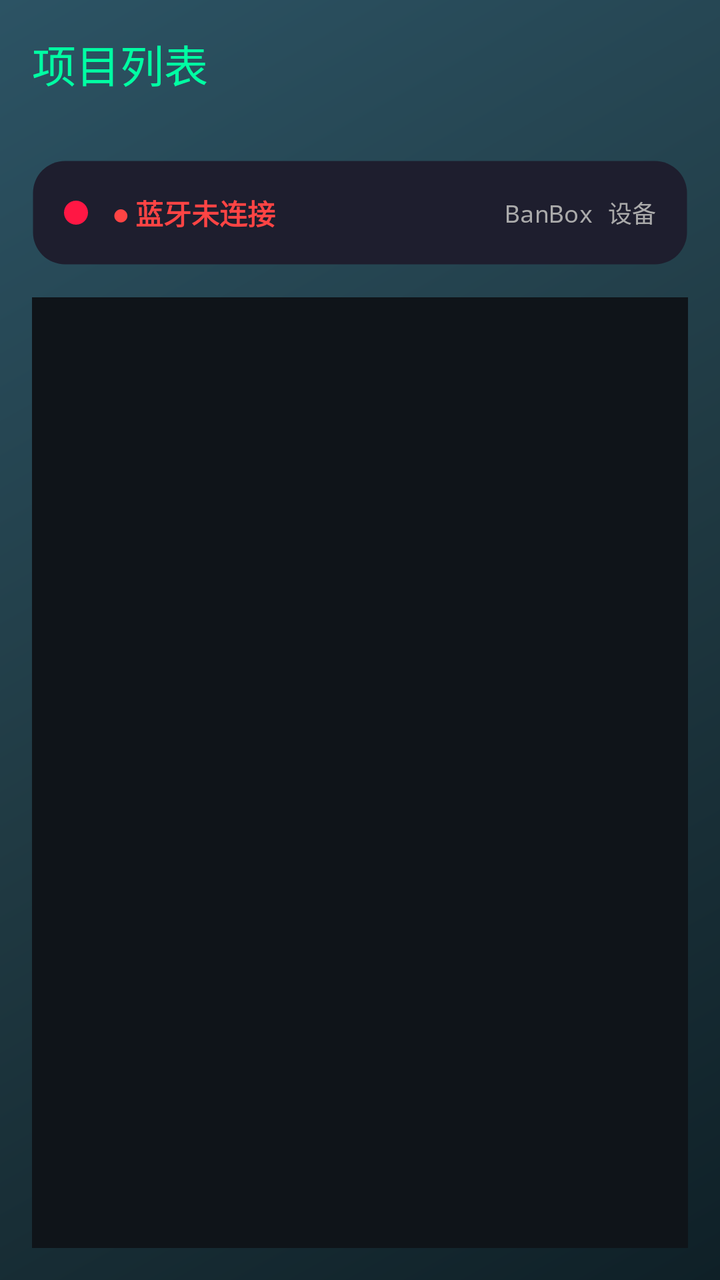
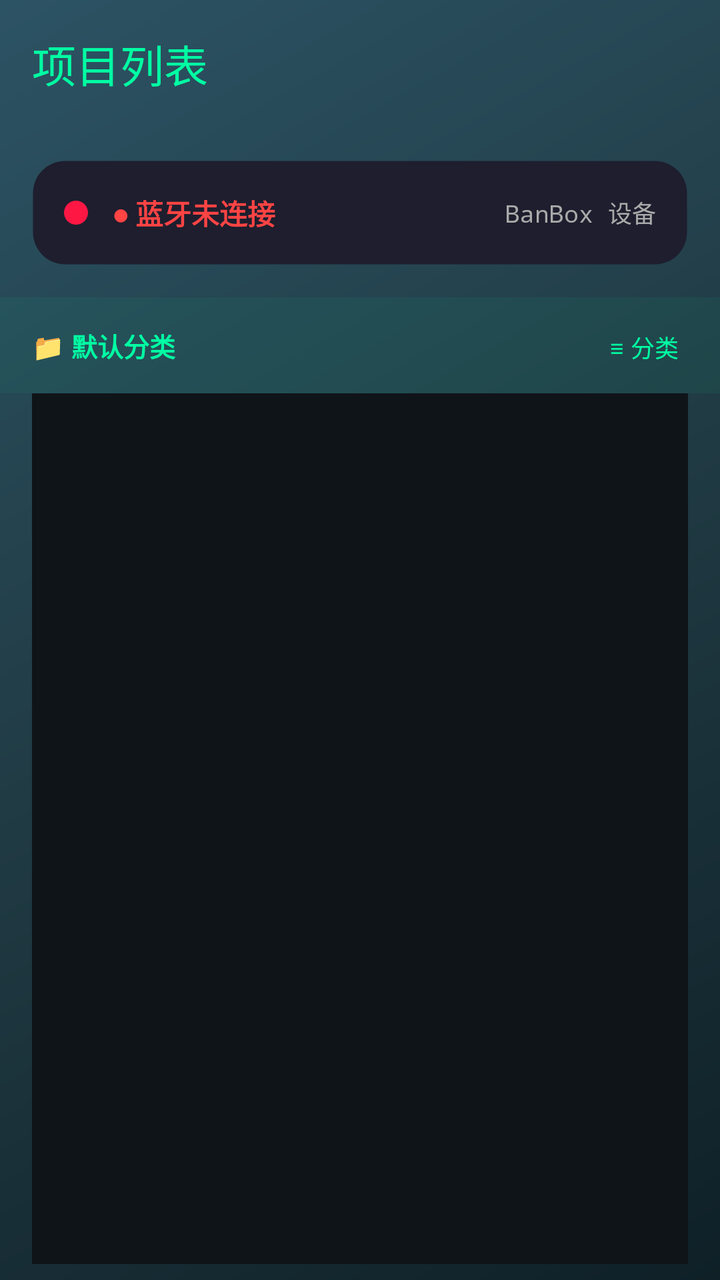

The first picture is an Android layout as it rendered before a commit; the second is the same layout after the commit. The layout source and the unified diff follow.
<!-- AndroidManifest.xml: application theme Theme.MyApplication -->
<!-- res/layout/activity_home_mecha.xml -->
<?xml version="1.0" encoding="utf-8"?>
<LinearLayout xmlns:android="http://schemas.android.com/apk/res/android"
    xmlns:app="http://schemas.android.com/apk/res-auto"
    android:layout_width="match_parent"
    android:layout_height="match_parent"
    android:orientation="vertical"
    android:background="@drawable/gradient_background">

    
    <androidx.appcompat.widget.Toolbar
        android:id="@+id/toolbar"
        android:layout_width="match_parent"
        android:layout_height="?attr/actionBarSize"
        android:background="@android:color/transparent"
        android:elevation="4dp"
        app:titleTextColor="#00FFA3"
        app:title="项目列表" />

    
    <LinearLayout
        android:layout_width="match_parent"
        android:layout_height="wrap_content"
        android:layout_margin="16dp"
        android:background="@drawable/card_background"
        android:orientation="horizontal"
        android:padding="16dp"
        android:elevation="6dp"
        android:gravity="center_vertical">

        <View
            android:id="@+id/status_indicator"
            android:layout_width="12dp"
            android:layout_height="12dp"
            android:background="@drawable/slider_thumb" />

        <TextView
            android:id="@+id/tv_bluetooth_status"
            android:layout_width="0dp"
            android:layout_height="wrap_content"
            android:layout_weight="1"
            android:layout_marginStart="12dp"
            android:text="● 蓝牙未连接"
            android:textColor="#FF4444"
            android:textSize="14sp"
            android:textStyle="bold" />

        <TextView
            android:id="@+id/tv_device_info"
            android:layout_width="wrap_content"
            android:layout_height="wrap_content"
            android:text="BanBox 设备"
            android:textColor="#AAAAAA"
            android:textSize="12sp"
            android:fontFamily="monospace" />
    </LinearLayout>

    
    <androidx.recyclerview.widget.RecyclerView
        android:id="@+id/rv_project_list"
        android:layout_width="match_parent"
        android:layout_height="0dp"
        android:layout_weight="1"
        android:layout_marginStart="16dp"
        android:layout_marginEnd="16dp"
        android:layout_marginBottom="16dp"
        android:background="#0F1419"
        android:padding="8dp"
        android:clipToPadding="false" />

    
    <LinearLayout
        android:id="@+id/export_panel"
        android:layout_width="match_parent"
        android:layout_height="wrap_content"
        android:padding="16dp"
        android:visibility="gone"
        android:background="@drawable/card_background"
        android:elevation="8dp"
        android:layout_gravity="bottom">

        <Button
            android:id="@+id/btn_export_selected"
            android:layout_width="match_parent"
            android:layout_height="56dp"
            android:text="导出选中项目"
            android:textColor="#FFFFFF"
            android:textSize="16sp"
            android:textStyle="bold"
            android:background="@drawable/button_glow"
            android:elevation="4dp" />
    </LinearLayout>

</LinearLayout>
<!-- resources referenced by this layout -->
<resources>
  <!-- drawable button_glow (drawable) -->
  <?xml version="1.0" encoding="utf-8"?>
  <selector xmlns:android="http://schemas.android.com/apk/res/android">
      
      <item android:state_enabled="false">
          <layer-list>
              <item>
                  <shape android:shape="rectangle">
                      <solid android:color="#3D3D3D" />
                      <corners android:radius="20dp" />
                  </shape>
              </item>
          </layer-list>
      </item>
      
      
      <item android:state_pressed="true">
          <layer-list>
              <item>
                  <shape android:shape="rectangle">
                      <solid android:color="#00AA66" />
                      <corners android:radius="20dp" />
                  </shape>
              </item>
          </layer-list>
      </item>
      
      
      <item>
          <layer-list>
              
              <item>
                  <shape android:shape="rectangle">
                      <solid android:color="#6000FFA3" />
                      <corners android:radius="22dp" />
                  </shape>
              </item>
              
              <item android:top="2dp" android:bottom="2dp" android:left="2dp" android:right="2dp">
                  <shape android:shape="rectangle">
                      <gradient
                          android:angle="135"
                          android:startColor="#00FFA3"
                          android:centerColor="#00CC88"
                          android:endColor="#009966"
                          android:type="linear" />
                      <corners android:radius="20dp" />
                  </shape>
              </item>
          </layer-list>
      </item>
  </selector>
  <!-- drawable card_background (drawable) -->
  <?xml version="1.0" encoding="utf-8"?>
  <shape xmlns:android="http://schemas.android.com/apk/res/android">
      <solid android:color="#1E1E2E" />
      <corners android:radius="16dp" />
      <stroke android:width="1dp" android:color="#00FFA340" />
  </shape>
  <!-- drawable gradient_background (drawable) -->
  <?xml version="1.0" encoding="utf-8"?>
  <shape xmlns:android="http://schemas.android.com/apk/res/android">
      <gradient
          android:angle="135"
          android:startColor="#0F2027"
          android:centerColor="#203A43"
          android:endColor="#2C5364"
          android:type="linear" />
  </shape>
  <!-- drawable slider_thumb (drawable) -->
  <?xml version="1.0" encoding="utf-8"?>
  <shape xmlns:android="http://schemas.android.com/apk/res/android">
      <solid android:color="#FF1744" />
      <corners android:radius="12dp" />
  </shape>
  <style name="Theme.MyApplication" parent="Base.Theme.MyApplication" />
  <style name="Base.Theme.MyApplication" parent="Theme.Material3.DayNight.NoActionBar">
          
          
      </style>
</resources>

<!-- the commit's change to res/layout/activity_home_mecha.xml (unified diff, before → after) -->
@@ -1,93 +1,223 @@
 <?xml version="1.0" encoding="utf-8"?>
-<LinearLayout xmlns:android="http://schemas.android.com/apk/res/android"
+<androidx.drawerlayout.widget.DrawerLayout
+    xmlns:android="http://schemas.android.com/apk/res/android"
     xmlns:app="http://schemas.android.com/apk/res-auto"
+    android:id="@+id/drawer_layout"
     android:layout_width="match_parent"
     android:layout_height="match_parent"
-    android:orientation="vertical"
-    android:background="@drawable/gradient_background">
-
-    
-    <androidx.appcompat.widget.Toolbar
-        android:id="@+id/toolbar"
-        android:layout_width="match_parent"
-        android:layout_height="?attr/actionBarSize"
-        android:background="@android:color/transparent"
-        android:elevation="4dp"
-        app:titleTextColor="#00FFA3"
-        app:title="项目列表" />
+    android:fitsSystemWindows="true">
 
     
     <LinearLayout
         android:layout_width="match_parent"
-        android:layout_height="wrap_content"
-        android:layout_margin="16dp"
-        android:background="@drawable/card_background"
-        android:orientation="horizontal"
-        android:padding="16dp"
-        android:elevation="6dp"
-        android:gravity="center_vertical">
-
-        <View
-            android:id="@+id/status_indicator"
-            android:layout_width="12dp"
-            android:layout_height="12dp"
-            android:background="@drawable/slider_thumb" />
-
-        <TextView
-            android:id="@+id/tv_bluetooth_status"
-            android:layout_width="0dp"
+        android:layout_height="match_parent"
+        android:orientation="vertical"
+        android:background="@drawable/gradient_background">
+
+        
+        <androidx.appcompat.widget.Toolbar
+            android:id="@+id/toolbar"
+            android:layout_width="match_parent"
+            android:layout_height="?attr/actionBarSize"
+            android:background="@android:color/transparent"
+            android:elevation="4dp"
+            app:titleTextColor="#00FFA3"
+            app:title="项目列表" />
+
+        
+        <LinearLayout
+            android:layout_width="match_parent"
             android:layout_height="wrap_content"
+            android:layout_margin="16dp"
+            android:background="@drawable/card_background"
+            android:orientation="horizontal"
+            android:padding="16dp"
+            android:elevation="6dp"
+            android:gravity="center_vertical">
+
+            <View
+                android:id="@+id/status_indicator"
+                android:layout_width="12dp"
+                android:layout_height="12dp"
+                android:background="@drawable/slider_thumb" />
+
+            <TextView
+                android:id="@+id/tv_bluetooth_status"
+                android:layout_width="0dp"
+                android:layout_height="wrap_content"
+                android:layout_weight="1"
+                android:layout_marginStart="12dp"
+                android:text="● 蓝牙未连接"
+                android:textColor="#FF4444"
+                android:textSize="14sp"
+                android:textStyle="bold" />
+
+            <TextView
+                android:id="@+id/tv_device_info"
+                android:layout_width="wrap_content"
+                android:layout_height="wrap_content"
+                android:text="BanBox 设备"
+                android:textColor="#AAAAAA"
+                android:textSize="12sp"
+                android:fontFamily="monospace" />
+        </LinearLayout>
+
+        
+        <LinearLayout
+            android:id="@+id/category_header"
+            android:layout_width="match_parent"
+            android:layout_height="48dp"
+            android:orientation="horizontal"
+            android:gravity="center_vertical"
+            android:paddingStart="16dp"
+            android:paddingEnd="8dp"
+            android:background="#0D00FFA3">
+
+            <TextView
+                android:id="@+id/tv_current_category"
+                android:layout_width="0dp"
+                android:layout_height="wrap_content"
+                android:layout_weight="1"
+                android:text="📁 默认分类"
+                android:textColor="#00FFA3"
+                android:textSize="13sp"
+                android:textStyle="bold"
+                android:maxLines="1"
+                android:ellipsize="end"
+                android:includeFontPadding="false" />
+
+            <Button
+                android:id="@+id/btn_toggle_drawer"
+                android:layout_width="wrap_content"
+                android:layout_height="36dp"
+                android:minWidth="60dp"
+                android:text="≡ 分类"
+                android:textColor="#00FFA3"
+                android:textSize="12sp"
+                android:background="@android:color/transparent"
+                android:paddingStart="6dp"
+                android:paddingEnd="6dp"/>
+        </LinearLayout>
+
+        
+        <androidx.recyclerview.widget.RecyclerView
+            android:id="@+id/rv_project_list"
+            android:layout_width="match_parent"
+            android:layout_height="0dp"
             android:layout_weight="1"
-            android:layout_marginStart="12dp"
-            android:text="● 蓝牙未连接"
-            android:textColor="#FF4444"
-            android:textSize="14sp"
-            android:textStyle="bold" />
-
-        <TextView
-            android:id="@+id/tv_device_info"
-            android:layout_width="wrap_content"
+            android:layout_marginStart="16dp"
+            android:layout_marginEnd="16dp"
+            android:layout_marginBottom="8dp"
+            android:background="#0F1419"
+            android:padding="8dp"
+            android:clipToPadding="false" />
+
+        
+        <LinearLayout
+            android:id="@+id/export_panel"
+            android:layout_width="match_parent"
             android:layout_height="wrap_content"
-            android:text="BanBox 设备"
-            android:textColor="#AAAAAA"
-            android:textSize="12sp"
-            android:fontFamily="monospace" />
+            android:padding="12dp"
+            android:visibility="gone"
+            android:background="@drawable/card_background"
+            android:elevation="8dp"
+            android:orientation="horizontal"
+            android:gravity="center_vertical">
+
+            <Button
+                android:id="@+id/btn_export_selected"
+                android:layout_width="0dp"
+                android:layout_height="52dp"
+                android:layout_weight="1"
+                android:text="导出到微信"
+                android:textColor="#FFFFFF"
+                android:textSize="14sp"
+                android:textStyle="bold"
+                android:background="@drawable/button_glow"
+                android:elevation="4dp"
+                android:layout_marginEnd="6dp"/>
+
+            <Button
+                android:id="@+id/btn_move_selected"
+                android:layout_width="0dp"
+                android:layout_height="52dp"
+                android:layout_weight="0.75"
+                android:text="移至分类"
+                android:textColor="#FFFFFF"
+                android:textSize="14sp"
+                android:textStyle="bold"
+                android:backgroundTint="#2255AA"
+                android:elevation="4dp"
+                android:layout_marginEnd="6dp"/>
+
+            <Button
+                android:id="@+id/btn_delete_selected"
+                android:layout_width="0dp"
+                android:layout_height="52dp"
+                android:layout_weight="0.55"
+                android:text="删除"
+                android:textColor="#FFFFFF"
+                android:textSize="14sp"
+                android:textStyle="bold"
+                android:backgroundTint="#CC3333"
+                android:elevation="4dp"/>
+        </LinearLayout>
+
     </LinearLayout>
-
-    
-    <androidx.recyclerview.widget.RecyclerView
-        android:id="@+id/rv_project_list"
-        android:layout_width="match_parent"
-        android:layout_height="0dp"
-        android:layout_weight="1"
-        android:layout_marginStart="16dp"
-        android:layout_marginEnd="16dp"
-        android:layout_marginBottom="16dp"
-        android:background="#0F1419"
-        android:padding="8dp"
-        android:clipToPadding="false" />
 
     
     <LinearLayout
-        android:id="@+id/export_panel"
-        android:layout_width="match_parent"
-        android:layout_height="wrap_content"
-        android:padding="16dp"
-        android:visibility="gone"
-        android:background="@drawable/card_background"
-        android:elevation="8dp"
-        android:layout_gravity="bottom">
-
-        <Button
-            android:id="@+id/btn_export_selected"
-            android:layout_width="match_parent"
-            android:layout_height="56dp"
-            android:text="导出选中项目"
-            android:textColor="#FFFFFF"
-            android:textSize="16sp"
-            android:textStyle="bold"
-            android:background="@drawable/button_glow"
-            android:elevation="4dp" />
+        android:id="@+id/nav_drawer"
+        android:layout_width="240dp"
+        android:layout_height="match_parent"
+        android:layout_gravity="start"
+        android:orientation="vertical"
+        android:background="#1A1F2E">
+
+        
+        <LinearLayout
+            android:layout_width="match_parent"
+            android:layout_height="wrap_content"
+            android:orientation="horizontal"
+            android:gravity="center_vertical"
+            android:paddingStart="12dp"
+            android:paddingEnd="6dp"
+            android:paddingTop="12dp"
+            android:paddingBottom="12dp"
+            android:background="#141820">
+
+            <TextView
+                android:layout_width="0dp"
+                android:layout_height="wrap_content"
+                android:layout_weight="1"
+                android:text="项目分类"
+                android:textColor="#00FFA3"
+                android:textSize="16sp"
+                android:textStyle="bold"
+                android:includeFontPadding="false" />
+
+            <Button
+                android:id="@+id/btn_add_category"
+                android:layout_width="wrap_content"
+                android:layout_height="32dp"
+                android:minWidth="36dp"
+                android:text="＋"
+                android:textColor="#00FFA3"
+                android:textSize="18sp"
+                android:background="@android:color/transparent"
+                android:paddingStart="4dp"
+                android:paddingEnd="4dp"/>
+        </LinearLayout>
+
+        
+        <androidx.recyclerview.widget.RecyclerView
+            android:id="@+id/rv_categories"
+            android:layout_width="match_parent"
+            android:layout_height="0dp"
+            android:layout_weight="1"
+            android:paddingTop="4dp"
+            android:paddingBottom="4dp" />
+
     </LinearLayout>
 
-</LinearLayout>
+</androidx.drawerlayout.widget.DrawerLayout>
